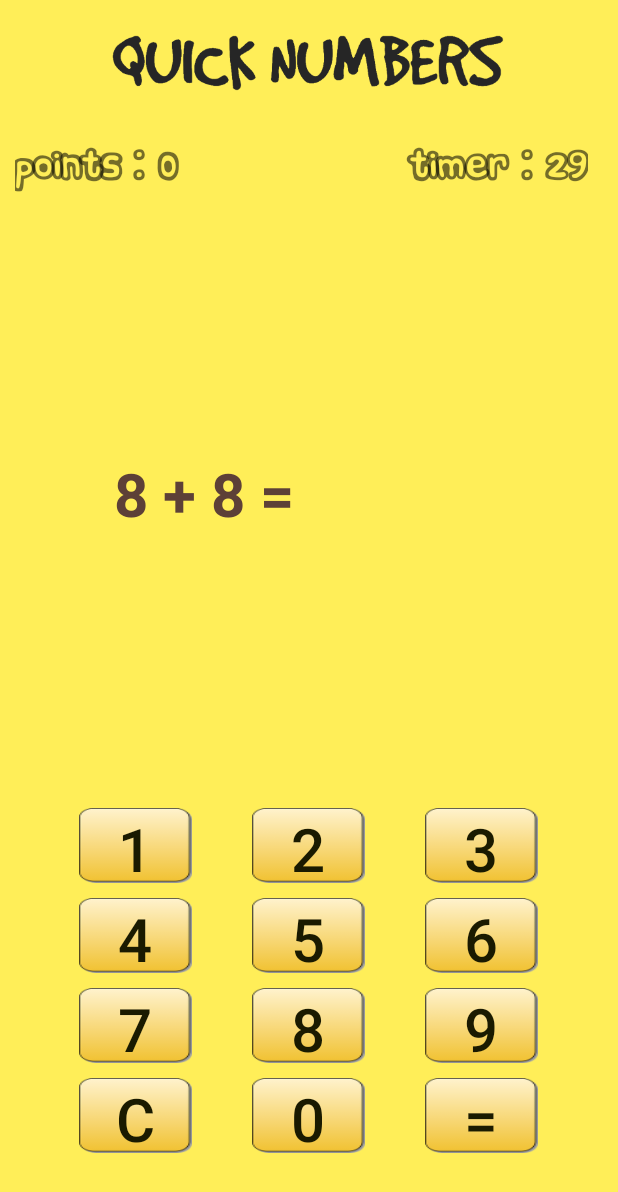
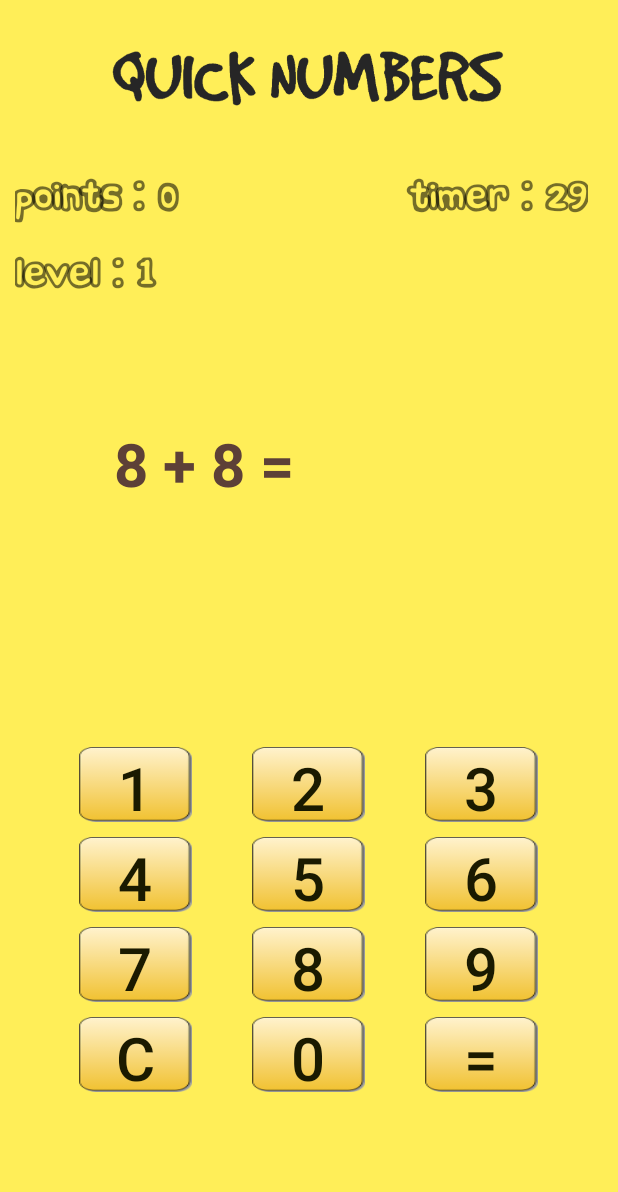
Before and after one commit to kimercp/QuickNumbers, an Android app: the screen it shows after launch (MainActivity), after a tap on an icon or button, on a phone screen of 412 x 824 dp. Shown: the top 1192 px of the screen. Run offline under Robolectric (Android 15) with nearby library versions, the phone set to English and light mode, and no system bars.

Commit message:
Finish Main Activity
Added sound.
Added new text field Level.

```diff
--- a/app/src/main/java/com/example/workstation/quicknumbers/MainActivity.java
+++ b/app/src/main/java/com/example/workstation/quicknumbers/MainActivity.java
@@ -4,16 +4,15 @@ import android.content.DialogInterface;
 import android.content.Intent;
 import android.content.SharedPreferences;
 import android.graphics.Typeface;
+import android.media.MediaPlayer;
 import android.os.Build;
 import android.os.Bundle;
 import android.os.CountDownTimer;
-import android.os.Handler;
 import android.support.v7.app.AlertDialog;
 import android.support.v7.app.AppCompatActivity;
 import android.view.View;
 import android.widget.Button;
 import android.widget.TextView;
-import android.widget.Toast;
 
 public class MainActivity extends AppCompatActivity implements View.OnClickListener {
 
@@ -26,6 +25,10 @@ public class MainActivity extends AppCompatActivity implements View.OnClickListe
     private TextView txtPoints;
     private TextView txtQuestion;
     private TextView txtAnswer;
+    private TextView txtLevel;
+
+    private MediaPlayer correctSoundMP;
+    private MediaPlayer incorrectSoundMP;
 
     // first random generated number displayed to user
     private int firstNumber;
@@ -47,8 +50,6 @@ public class MainActivity extends AppCompatActivity implements View.OnClickListe
     // user points are saved in shared preferences
     private String pointsKeySharedPreference = "pointsKey";
 
-    // time in mili seconds to delay when any message needs to be display to user
-    private int delayTimeInMiliSeconds = 3000;
     private CountDownTimer timerSeconds;
 
     // keep the miliSeconds left in countdown timer, it useful when user pause the game
@@ -66,6 +67,7 @@ public class MainActivity extends AppCompatActivity implements View.OnClickListe
         txtPoints = (TextView) findViewById(R.id.txtPoints);
         txtQuestion = (TextView) findViewById(R.id.txtQuestion);
         txtAnswer = (TextView) findViewById(R.id.txtAnswer);
+        txtLevel = (TextView) findViewById(R.id.txtLevel);
 
         // change default font
         SetCustomFonts();
@@ -75,6 +77,8 @@ public class MainActivity extends AppCompatActivity implements View.OnClickListe
 
         // display actual number of points
         txtPoints.setText(getString(R.string.points) + " " + Integer.toString(points));
+        // display actual number of level
+        txtLevel.setText(getString(R.string.levels) + " " + Integer.toString(level));
 
         // getting data passed from previous Menu activity
         Intent intent = getIntent();
@@ -109,6 +113,10 @@ public class MainActivity extends AppCompatActivity implements View.OnClickListe
         button9.setOnClickListener(this);
         buttonClear.setOnClickListener(this);
         buttonEqual.setOnClickListener(this);
+
+        // sounds when user give good or wrong answer
+        correctSoundMP = MediaPlayer.create(this, R.raw.correct_sound);
+        incorrectSoundMP = MediaPlayer.create(this, R.raw.incorrect_sound);
     }
 
     @Override
@@ -158,6 +166,7 @@ public class MainActivity extends AppCompatActivity implements View.OnClickListe
         Typeface comic_andyFont = Typeface.createFromAsset(getAssets(), "fonts/comic_andy.ttf");
         txtPoints.setTypeface(comic_andyFont);
         txtTimer.setTypeface(comic_andyFont);
+        txtLevel.setTypeface(comic_andyFont);
     }
 
     private void GetSharedPreferencesData() {
@@ -245,12 +254,12 @@ public class MainActivity extends AppCompatActivity implements View.OnClickListe
             case "plus":
                 if (firstNumber + secondNumber == Integer.parseInt(txtAnswer.getText().toString())) {
                     // Change this for sound
-                    Toast.makeText(this, "Bravo", Toast.LENGTH_SHORT).show();
+                    correctSoundMP.start();
                     points += level;
                     NewCalculation(level);
                 } else {
                     if (points > 0) points--;
-                    Toast.makeText(this, "Wrong", Toast.LENGTH_SHORT).show(); // Change this for sound
+                    incorrectSoundMP.start();
                 }
                 // reset textview with users result
                 ClearTextResult();
@@ -258,12 +267,12 @@ public class MainActivity extends AppCompatActivity implements View.OnClickListe
             case "minus":
                 if (firstNumber - secondNumber == Integer.parseInt(txtAnswer.getText().toString())) {
                     // Change this for sound
-                    Toast.makeText(this, "Bravo", Toast.LENGTH_SHORT).show();
+                    correctSoundMP.start();
                     points += 2 * level;
                     NewCalculation(level);
                 } else {
                     if (points > 0) points--;
-                    Toast.makeText(this, "Wrong", Toast.LENGTH_SHORT).show(); // Change this for sound
+                    incorrectSoundMP.start();
                 }
                 // reset textview with users result
                 ClearTextResult();
@@ -271,26 +280,25 @@ public class MainActivity extends AppCompatActivity implements View.OnClickListe
             case "multiply":
                 if (firstNumber * secondNumber == Integer.parseInt(txtAnswer.getText().toString())) {
                     // Change this for sound
-                    Toast.makeText(this, "Bravo", Toast.LENGTH_SHORT).show();
+                    correctSoundMP.start();
                     points += 3 * level;
                     NewCalculation(level);
                 } else {
                     if (points > 0) points--;
-                    Toast.makeText(this, "Wrong", Toast.LENGTH_SHORT).show(); // Change this for sound
+                    incorrectSoundMP.start();
                 }
                 // reset textview with users result
                 ClearTextResult();
                 break;
             case "divide":
                 if (firstNumber / secondNumber == Integer.parseInt(txtAnswer.getText().toString())) {
-                    // Change this for sound
-//                    Toast.makeText(this, "Bravo", Toast.LENGTH_SHORT).show();
+                    correctSoundMP.start();
                     // more points because divide is the hardest calculation
                     points += 4 * level;
                     NewCalculation(level);
                 } else {
                     if (points > 0) points--;
-                    Toast.makeText(this, "Wrong", Toast.LENGTH_SHORT).show(); // Change this for sound
+                    incorrectSoundMP.start();
                 }
                 // reset textview with users result
                 ClearTextResult();
@@ -355,20 +363,15 @@ public class MainActivity extends AppCompatActivity implements View.OnClickListe
                                     ClearTextResult();
                                     // set as false because user answer and wants to continue game
                                     isUserToQuestionActive = false;
+                                    // display actual number of level
+                                    txtLevel.setText(getString(R.string.levels) + " " + Integer.toString(level));
                                     StartGame();
                                 }
                             })
                             .setNegativeButton(R.string.dialog_No, new DialogInterface.OnClickListener() {
                                 @Override
                                 public void onClick(DialogInterface dialog, int which) {
-                                    // This will close this activity after a specific amount of time
-                                    Toast.makeText(MainActivity.this, getString(R.string.youHave) + Integer.toString(points) + getString(R.string.pointsWord), Toast.LENGTH_SHORT).show();
-                                    new Handler().postDelayed(new Runnable() {
-                                        @Override
-                                        public void run() {
-                                            finish();
-                                        }
-                                    }, delayTimeInMiliSeconds);
+                                    finish();
                                 }
                             })
                             .setCancelable(false)
--- a/app/src/main/java/com/example/workstation/quicknumbers/MenuActivity.java
+++ b/app/src/main/java/com/example/workstation/quicknumbers/MenuActivity.java
@@ -31,11 +31,6 @@ public class MenuActivity extends AppCompatActivity implements View.OnClickListe
         // change default font
         SetCustomFonts();
 
-        // get the data from sharedPreferences file
-        GetSharedPreferencesData();
-        // display the actual number of points
-        txtPointsNumber.setText(Integer.toString(points));
-
         /* Buttons */
         ImageButton btnPlus = (ImageButton) findViewById(R.id.btnPlus);
         ImageButton btnMinus = (ImageButton) findViewById(R.id.btnMinus);
@@ -51,6 +46,15 @@ public class MenuActivity extends AppCompatActivity implements View.OnClickListe
         btnDivide.setOnClickListener(this);
         btnHome.setOnClickListener(this);
         btnShop.setOnClickListener(this);
+    }
+
+    @Override
+    protected void onResume() {
+        super.onResume();
+        // get the data from sharedPreferences file
+        GetSharedPreferencesData();
+        // display the actual number of points
+        txtPointsNumber.setText(Integer.toString(points));
     }
 
     /* Hide UI action bar and make the app fullscreen */
--- a/app/src/main/res/layout/activity_main.xml
+++ b/app/src/main/res/layout/activity_main.xml
@@ -28,6 +28,12 @@
             android:layout_width="match_parent"
             android:layout_height="match_parent"
             android:layout_weight="1"
+            android:orientation="vertical">
+
+            <LinearLayout
+                android:layout_width="match_parent"
+                android:layout_height="match_parent"
+                android:layout_weight="1"
                 android:orientation="horizontal">
 
                 <TextView
@@ -44,12 +50,33 @@
                     android:id="@+id/txtTimer"
                     android:layout_width="match_parent"
                     android:layout_height="wrap_content"
-                android:layout_marginRight="20dp"
+                    android:layout_marginRight="10dp"
                     android:layout_weight="1"
                     android:gravity="right"
+                    android:paddingRight="10dp"
                     android:text="Timer: 0"
                     android:textSize="40sp"
                     android:textStyle="bold" />
+
+            </LinearLayout>
+
+            <LinearLayout
+                android:layout_width="match_parent"
+                android:layout_height="match_parent"
+                android:layout_weight="1"
+                android:orientation="horizontal">
+
+                <TextView
+                    android:id="@+id/txtLevel"
+                    android:layout_width="match_parent"
+                    android:layout_height="wrap_content"
+                    android:layout_marginLeft="10dp"
+                    android:layout_weight="1"
+                    android:text="Level: 0"
+                    android:textSize="40sp"
+                    android:textStyle="bold" />
+
+            </LinearLayout>
 
         </LinearLayout>
 
@@ -59,7 +86,7 @@
         android:id="@+id/GameMiddle"
         android:layout_width="match_parent"
         android:layout_height="0dp"
-        android:layout_weight="2"
+        android:layout_weight="1"
         android:orientation="horizontal">
 
         <TextView
--- a/app/src/main/res/values/strings.xml
+++ b/app/src/main/res/values/strings.xml
@@ -1,7 +1,6 @@
 <resources>
     <string name="app_name">Quick Numbers</string>
     <string name="description">practice Your quick counting skills</string>
-
     <string name="action_exit">Exit</string>
     <string name="dialog_confirmExit">Do You really want to exit the app?</string>
     <string name="dialog_Yes">Yes</string>
@@ -13,10 +12,9 @@
     <string name="noMoreLevels">You have reach the last level. Thank You.</string>
     <string name="yourhome">Your Home</string>
     <string name="points">Points : </string>
+    <string name="levels">Level : </string>
     <string name="timer">Timer : </string>
     <string name="improveyourskill">Improve your skill</string>
     <string name="youHave">You have </string>
     <string name="pointsWord"> points.</string>
-
-
 </resources>
```
Also changed, not shown: 2 other files. Lines whose indentation alone changed are shown as unchanged.
